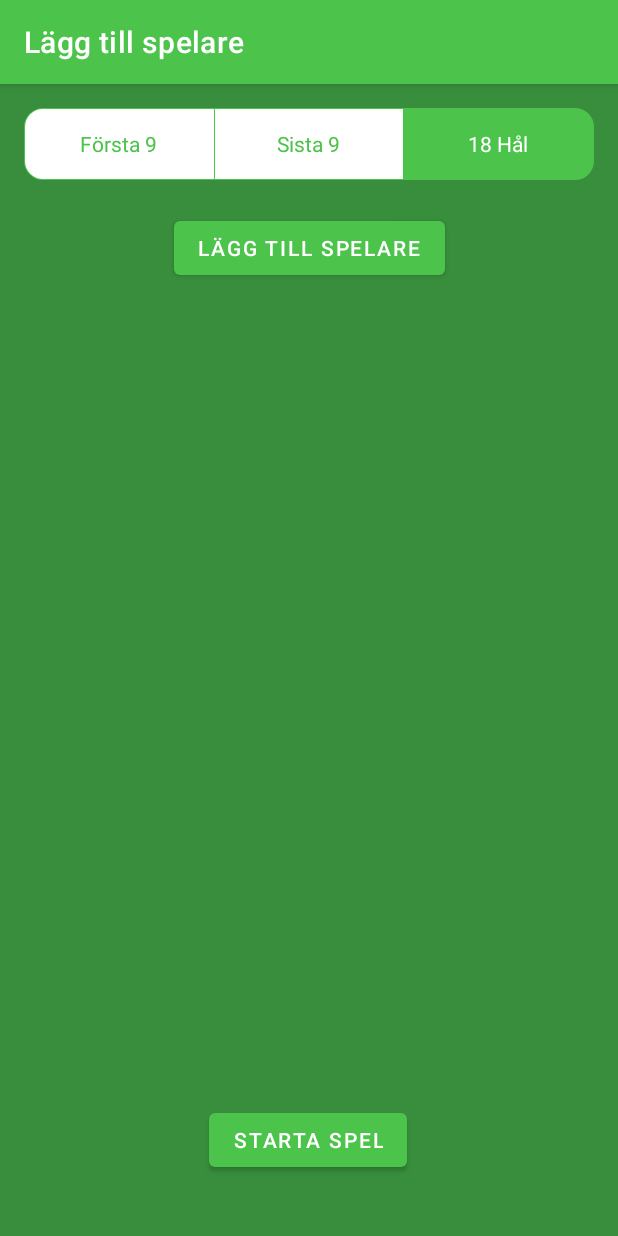
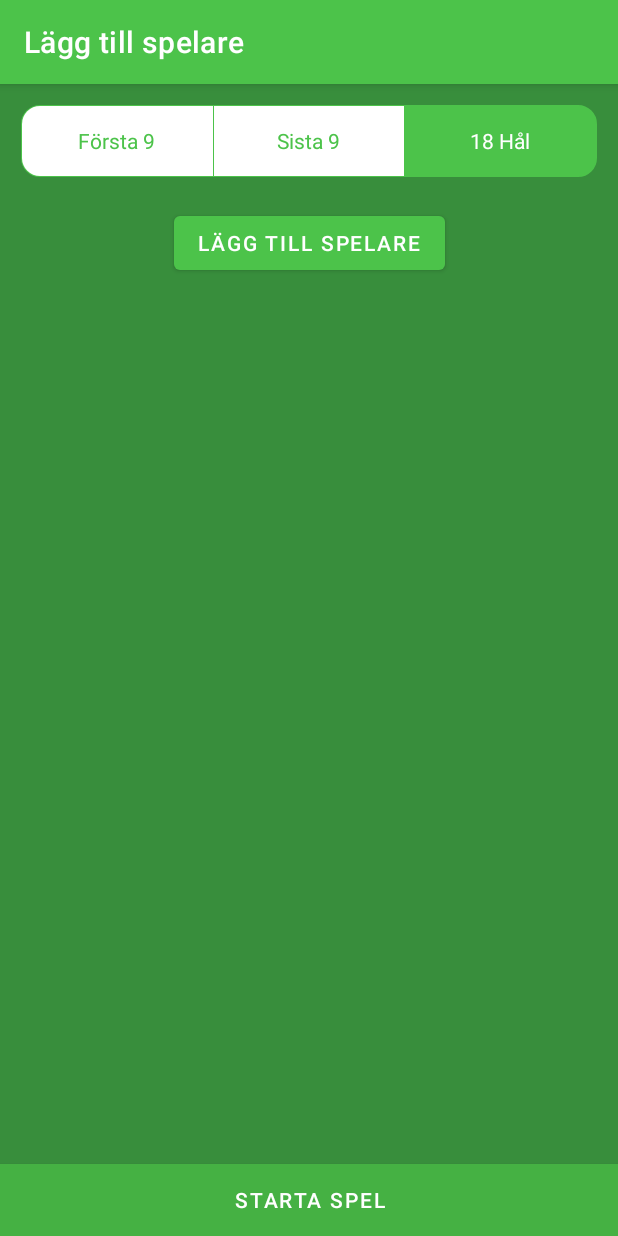
Before and after one commit to raoulkent/dit-och-dat, an Android app: the PlayerSelectActivity screen opened directly, with no data from a screen before it, on a phone screen of 412 x 824 dp. Run offline under Robolectric (Android 15) with nearby library versions, the phone set to English and light mode, and no system bars.

Commit message:
Polished layout for select player

```diff
--- a/development/SimpleGolf/app/src/main/res/layout/activity_select_player.xml
+++ b/development/SimpleGolf/app/src/main/res/layout/activity_select_player.xml
@@ -12,7 +12,7 @@
         android:layout_height="wrap_content"
         android:gravity="center"
         android:orientation="horizontal"
-        android:padding="16dp"
+        android:layout_margin="14dp"
         app:layout_constraintEnd_toEndOf="parent"
         app:layout_constraintStart_toStartOf="parent"
         app:layout_constraintTop_toTopOf="parent">
@@ -56,6 +56,7 @@
     </RadioGroup>
 
     <androidx.recyclerview.widget.RecyclerView
+        android:layout_margin="@dimen/layout_padding"
         android:id="@+id/player_recycler"
         android:layout_width="match_parent"
         android:layout_height="wrap_content"
@@ -68,19 +69,21 @@
 
     <Button
         android:id="@+id/create_game_btn"
-        android:layout_width="wrap_content"
+        android:layout_width="match_parent"
         android:layout_height="wrap_content"
         android:layout_alignParentEnd="true"
         android:layout_alignParentBottom="true"
-        android:layout_marginBottom="40dp"
         android:onClick="onClickCreateScorecard"
         android:text="@string/Start_game"
+        android:insetTop="0dp"
+        android:insetBottom="0dp"
+        style="@style/HoleButtons"
         app:layout_constraintBottom_toBottomOf="parent"
         app:layout_constraintEnd_toEndOf="parent"
-        app:layout_constraintHorizontal_bias="0.498"
         app:layout_constraintStart_toStartOf="parent" />
 
     <Button
+        android:layout_margin="@dimen/layout_padding"
         android:id="@+id/add_player_btn"
         android:layout_width="wrap_content"
         android:layout_height="wrap_content"
```
